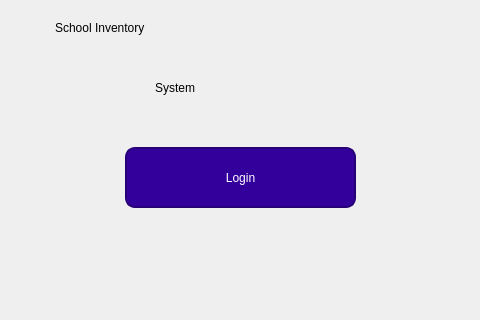
Old version of the form Welcome.ui in the repository Maximus-Ay/ICT-U-School-Inventory-System-Using-PyQT5; both pictures show x 275 to 755 and y 423 to 743 of the 1029 by 743 pixel window.
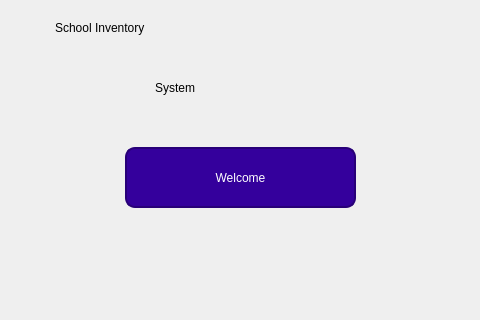
New version of the form. Icons and pictures are not drawn.

Commit message: Welcome Page completion

The edit to the form file:
```diff
--- a/Welcome.ui
+++ b/Welcome.ui
@@ -81,7 +81,7 @@
 </string>
    </property>
    <property name="text">
-    <string>Login</string>
+    <string>Welcome</string>
    </property>
   </widget>
   <widget class="QLabel" name="ICTU_Image">
```
Left out of the diff: 2 changed lines with no effect on the pictures. The commit also changes 9 other files.
